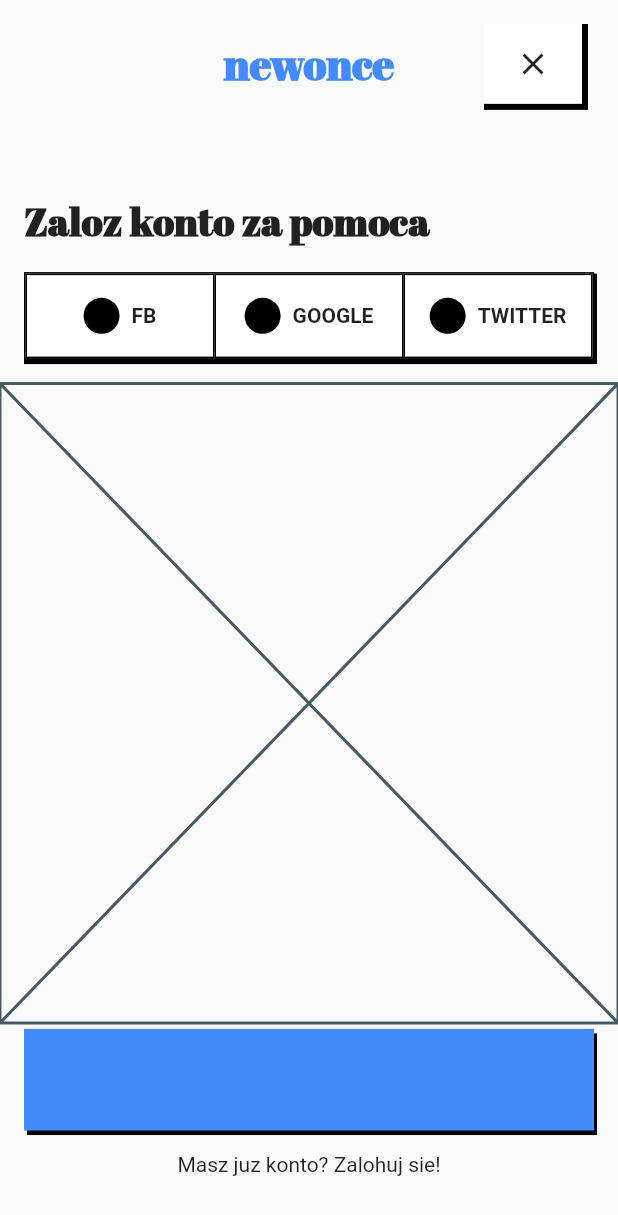
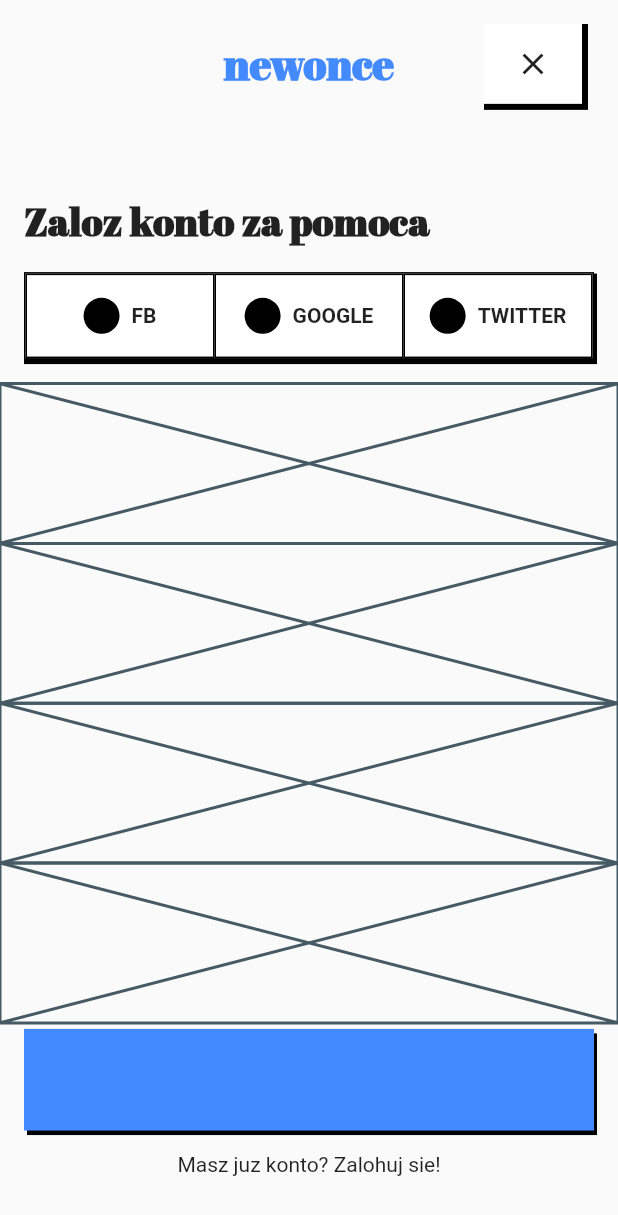
Before and after one commit to JAICHANGPARK/flutter_notebook_9th_story, a Flutter app: the screen it shows after launch, on a phone screen of 412 x 824 dp. Shown: the top 1215 px of the screen. Run offline on Flutter 3.47's test engine with Material 2 defaults, Android fonts, the phone set to English and light mode, and no system bars; our stand-ins replace badges, google_fonts.

Commit message:
Update new_once_login_page.dart

```diff
--- a/lib/ep612_newonce_app/new_once_login_page.dart
+++ b/lib/ep612_newonce_app/new_once_login_page.dart
@@ -145,7 +145,22 @@ class NewOnceLoginPage extends StatelessWidget {
                 )),
             Expanded(
               flex: 15,
-              child: Placeholder(),
+              child: Column(
+                children: [
+                  Expanded(
+                    child: Placeholder(),
+                  ),
+                  Expanded(
+                    child: Placeholder(),
+                  ),
+                  Expanded(
+                    child: Placeholder(),
+                  ),
+                  Expanded(
+                    child: Placeholder(),
+                  )
+                ],
+              ),
             ),
             Expanded(
               flex: 4,
```
